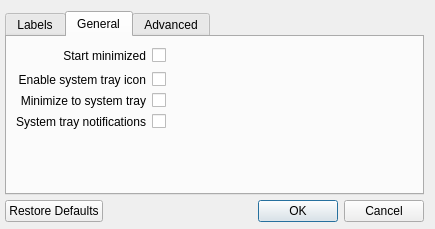
Qt form settingswindow.ui (LMBernardo/LabelManager) before a commit.
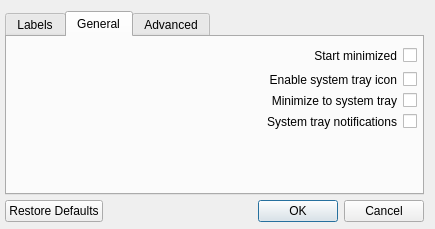
The same form after that commit. The open tabs and pages were chosen to show the change.

```diff
--- a/settingswindow.ui
+++ b/settingswindow.ui
@@ -436,7 +436,7 @@
           </property>
          </widget>
         </item>
-        <item row="0" column="3">
+        <item row="0" column="0">
          <spacer name="horizontalSpacer">
           <property name="orientation">
            <enum>Qt::Horizontal</enum>
```
Left out of the diff: 2 changed lines with no effect on the pictures.
